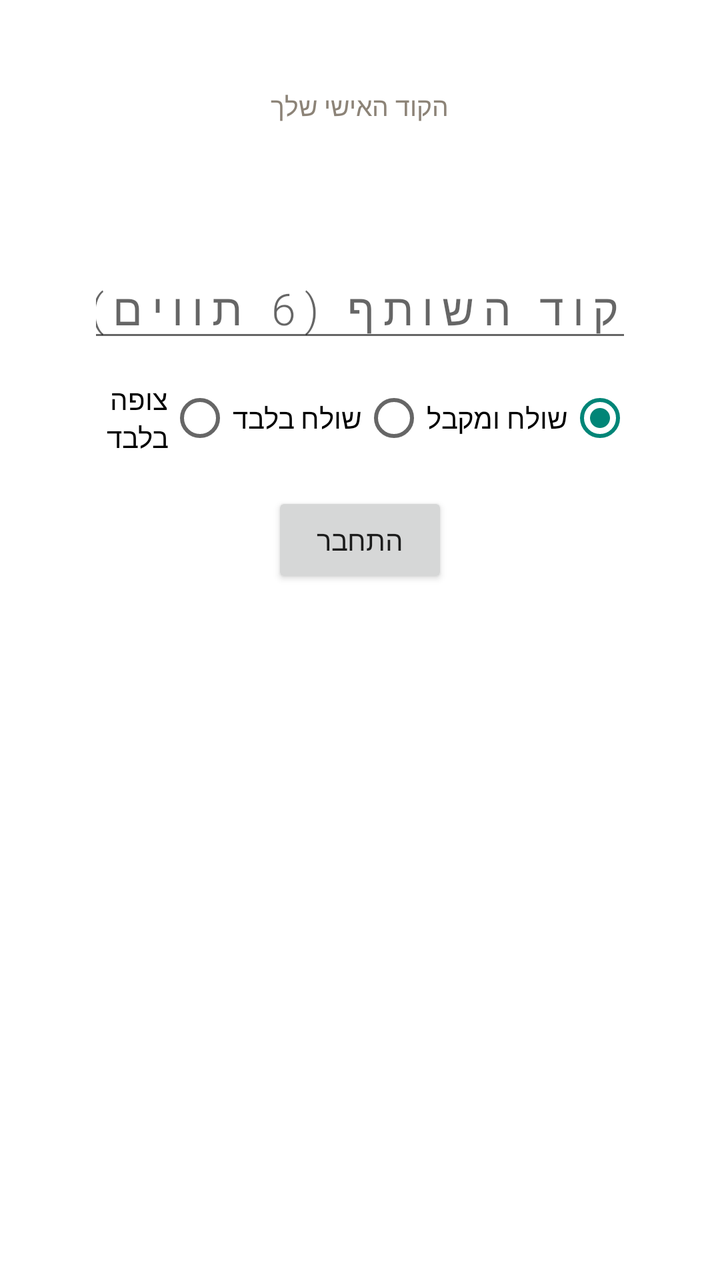
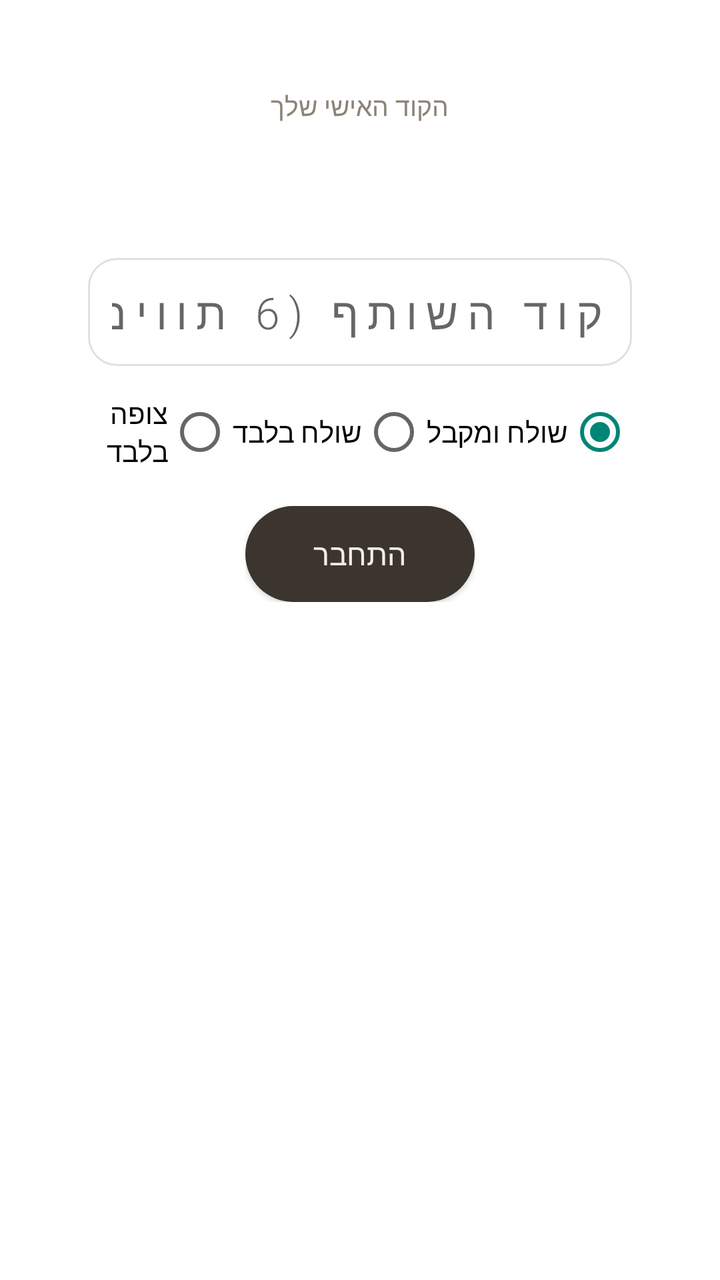

Screens rendered from an Android XML layout before and after an edit, with the pre-edit source and the edit as a unified diff.
<!-- AndroidManifest.xml: activity theme Theme.EchoTrace.Dialog -->
<!-- res/layout/activity_pairing.xml -->
<?xml version="1.0" encoding="utf-8"?>
<LinearLayout xmlns:android="http://schemas.android.com/apk/res/android"
    android:layout_width="match_parent"
    android:layout_height="wrap_content"
    android:orientation="vertical"
    android:gravity="center_horizontal"
    android:padding="28dp"
    android:layoutDirection="rtl">

    <TextView
        android:layout_width="wrap_content"
        android:layout_height="wrap_content"
        android:text="@string/your_code"
        android:textSize="13sp"
        android:textColor="#8C8377" />

    <TextView
        android:id="@+id/myCode"
        android:layout_width="wrap_content"
        android:layout_height="wrap_content"
        android:textSize="34sp"
        android:letterSpacing="0.25"
        android:textColor="#3B352E"
        android:layout_marginBottom="22dp" />

    <EditText
        android:id="@+id/partnerCode"
        android:layout_width="match_parent"
        android:layout_height="wrap_content"
        android:hint="@string/partner_code_hint"
        android:maxLength="6"
        android:inputType="textCapCharacters|textNoSuggestions"
        android:gravity="center"
        android:textSize="22sp"
        android:letterSpacing="0.2" />

    <RadioGroup
        android:id="@+id/roleGroup"
        android:layout_width="match_parent"
        android:layout_height="wrap_content"
        android:orientation="horizontal"
        android:gravity="center"
        android:layout_marginTop="14dp">
        <RadioButton android:id="@+id/roleBoth" android:layout_width="wrap_content" android:layout_height="wrap_content" android:text="@string/role_both" android:checked="true" />
        <RadioButton android:id="@+id/roleSender" android:layout_width="wrap_content" android:layout_height="wrap_content" android:text="@string/role_sender" />
        <RadioButton android:id="@+id/roleViewer" android:layout_width="wrap_content" android:layout_height="wrap_content" android:text="@string/role_viewer" />
    </RadioGroup>

    <TextView
        android:id="@+id/error"
        android:layout_width="wrap_content"
        android:layout_height="wrap_content"
        android:text="@string/bad_code"
        android:textColor="#A0522D"
        android:textSize="13sp"
        android:layout_marginTop="8dp"
        android:visibility="gone" />

    <Button
        android:id="@+id/connectBtn"
        android:layout_width="wrap_content"
        android:layout_height="wrap_content"
        android:layout_marginTop="18dp"
        android:text="@string/connect" />
</LinearLayout>
<!-- resources referenced by this layout -->
<resources>
  <string name="bad_code">הקוד לא נמצא. בדקו ונסו שוב.</string>
  <string name="connect">התחבר</string>
  <string name="partner_code_hint">קוד השותף (6 תווים)</string>
  <string name="role_both">שולח ומקבל</string>
  <string name="role_sender">שולח בלבד</string>
  <string name="role_viewer">צופה בלבד</string>
  <string name="your_code">הקוד האישי שלך</string>
  <style name="Theme.EchoTrace.Dialog" parent="android:Theme.Material.Light.Dialog.NoActionBar">
          <item name="android:fontFamily">sans-serif-light</item>
      </style>
</resources>

<!-- the commit's change to res/layout/activity_pairing.xml (unified diff, before → after) -->
@@ -1,5 +1,6 @@
 <?xml version="1.0" encoding="utf-8"?>
 <LinearLayout xmlns:android="http://schemas.android.com/apk/res/android"
+    android:id="@+id/pairingRoot"
     android:layout_width="match_parent"
     android:layout_height="wrap_content"
     android:orientation="vertical"
@@ -8,6 +9,7 @@
     android:layoutDirection="rtl">
 
     <TextView
+        android:id="@+id/myCodeLabel"
         android:layout_width="wrap_content"
         android:layout_height="wrap_content"
         android:text="@string/your_code"
@@ -32,7 +34,9 @@
         android:inputType="textCapCharacters|textNoSuggestions"
         android:gravity="center"
         android:textSize="22sp"
-        android:letterSpacing="0.2" />
+        android:letterSpacing="0.2"
+        android:background="@drawable/input_box"
+        android:padding="12dp" />
 
     <RadioGroup
         android:id="@+id/roleGroup"
@@ -56,10 +60,31 @@
         android:layout_marginTop="8dp"
         android:visibility="gone" />
 
-    <Button
-        android:id="@+id/connectBtn"
+    <FrameLayout
         android:layout_width="wrap_content"
         android:layout_height="wrap_content"
-        android:layout_marginTop="18dp"
-        android:text="@string/connect" />
+        android:layout_marginTop="18dp">
+
+        <Button
+            android:id="@+id/connectBtn"
+            android:layout_width="wrap_content"
+            android:layout_height="wrap_content"
+            android:background="@drawable/btn_primary"
+            android:textColor="#F3EDE4"
+            android:textAllCaps="false"
+            android:textSize="15sp"
+            android:minHeight="48dp"
+            android:paddingLeft="34dp"
+            android:paddingRight="34dp"
+            android:text="@string/connect" />
+
+        <ProgressBar
+            android:id="@+id/spinner"
+            android:layout_width="22dp"
+            android:layout_height="22dp"
+            android:layout_gravity="center_vertical|left"
+            android:layout_marginLeft="12dp"
+            android:indeterminateTint="#C9A69A"
+            android:visibility="gone" />
+    </FrameLayout>
 </LinearLayout>
<!-- resource entries referenced after the edit -->
@@ -1,5 +1,22 @@
 <!-- resources referenced by this layout -->
 <resources>
+  <!-- drawable btn_primary (drawable) -->
+  <?xml version="1.0" encoding="utf-8"?>
+  <ripple xmlns:android="http://schemas.android.com/apk/res/android" android:color="#40F3EDE4">
+      <item>
+          <shape android:shape="rectangle">
+              <solid android:color="#3B352E" />
+              <corners android:radius="24dp" />
+          </shape>
+      </item>
+  </ripple>
+  <!-- drawable input_box (drawable) -->
+  <?xml version="1.0" encoding="utf-8"?>
+  <shape xmlns:android="http://schemas.android.com/apk/res/android" android:shape="rectangle">
+      <solid android:color="#66FFFFFF" />
+      <stroke android:width="1dp" android:color="#408C8377" />
+      <corners android:radius="14dp" />
+  </shape>
   <string name="bad_code">הקוד לא נמצא. בדקו ונסו שוב.</string>
   <string name="connect">התחבר</string>
   <string name="partner_code_hint">קוד השותף (6 תווים)</string>
